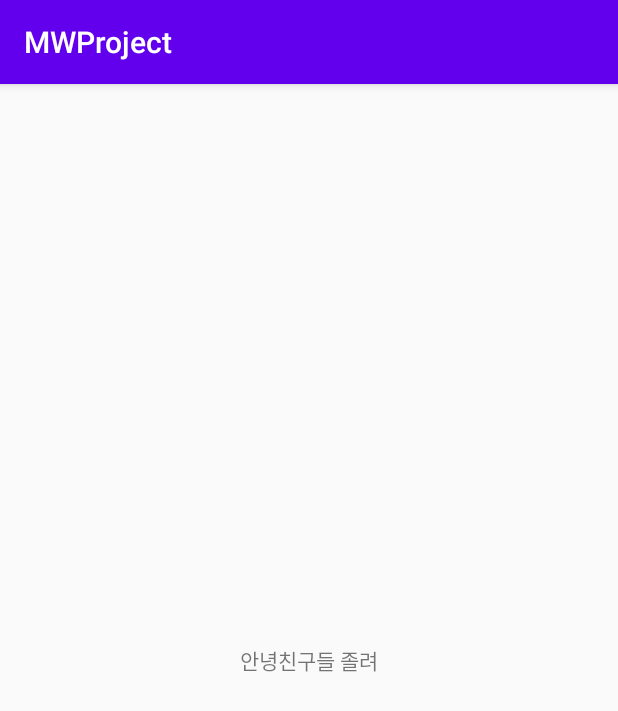
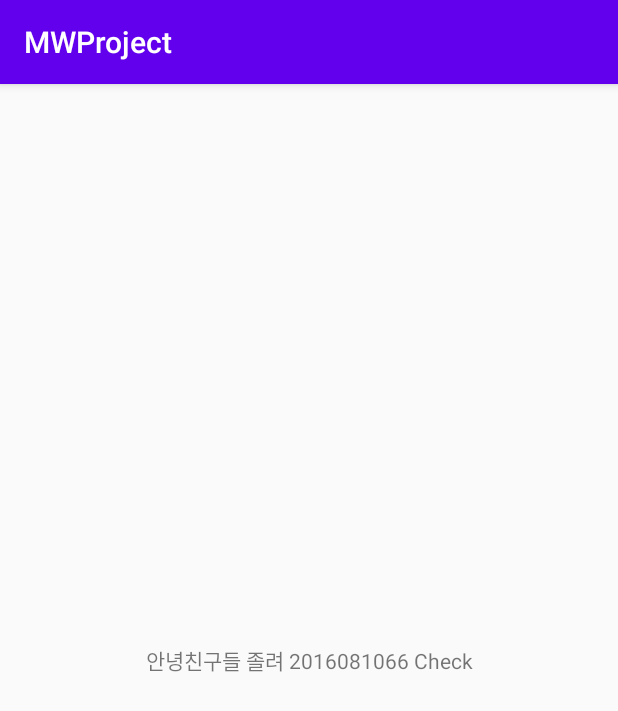
Before and after one commit to kairo139/MWProject, an Android app: the screen it shows after launch (MainActivity), on a phone screen of 412 x 824 dp. Shown: the top 711 px of the screen. Run offline under Robolectric (Android 15) with nearby library versions, the phone set to English and light mode, and no system bars.

Commit message:
2016081066추가

```diff
--- a/app/src/main/res/layout/activity_main.xml
+++ b/app/src/main/res/layout/activity_main.xml
@@ -9,7 +9,7 @@
     <TextView
         android:layout_width="wrap_content"
         android:layout_height="wrap_content"
-        android:text="안녕친구들 졸려"
+        android:text="안녕친구들 졸려 2016081066 Check"
         app:layout_constraintBottom_toBottomOf="parent"
         app:layout_constraintLeft_toLeftOf="parent"
         app:layout_constraintRight_toRightOf="parent"
```
